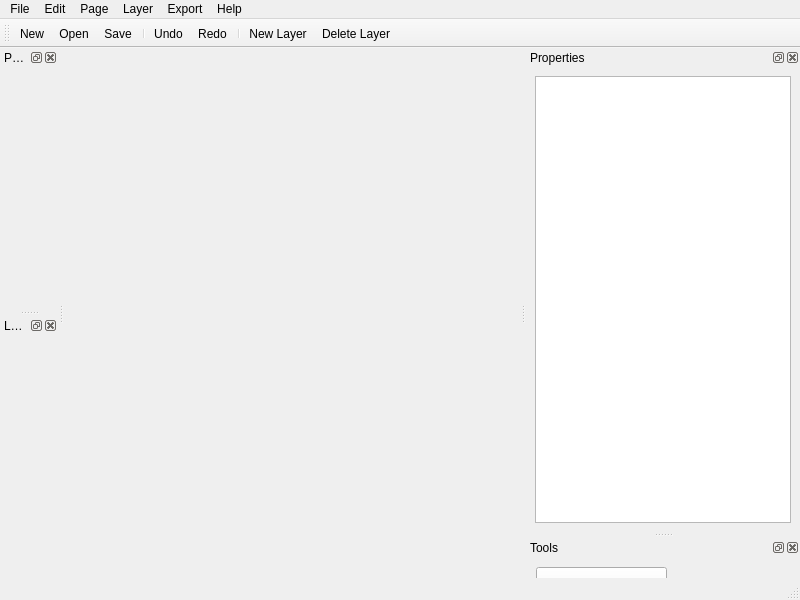
The window that ui/resources/main_window.ui (Dingobloo/dreamer) describes before a commit, drawn with Qt 5.
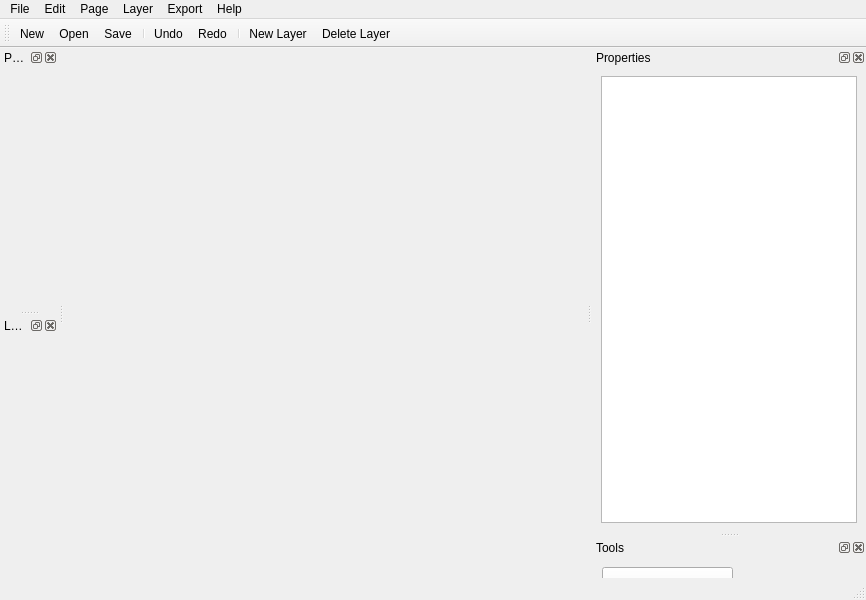
The same window after the commit.

Patch:
```diff
--- a/ui/resources/main_window.ui
+++ b/ui/resources/main_window.ui
@@ -6,7 +6,7 @@
    <rect>
     <x>0</x>
     <y>0</y>
-    <width>800</width>
+    <width>866</width>
     <height>600</height>
    </rect>
   </property>
@@ -28,7 +28,7 @@
     <rect>
      <x>0</x>
      <y>0</y>
-     <width>800</width>
+     <width>866</width>
      <height>21</height>
     </rect>
    </property>
```
